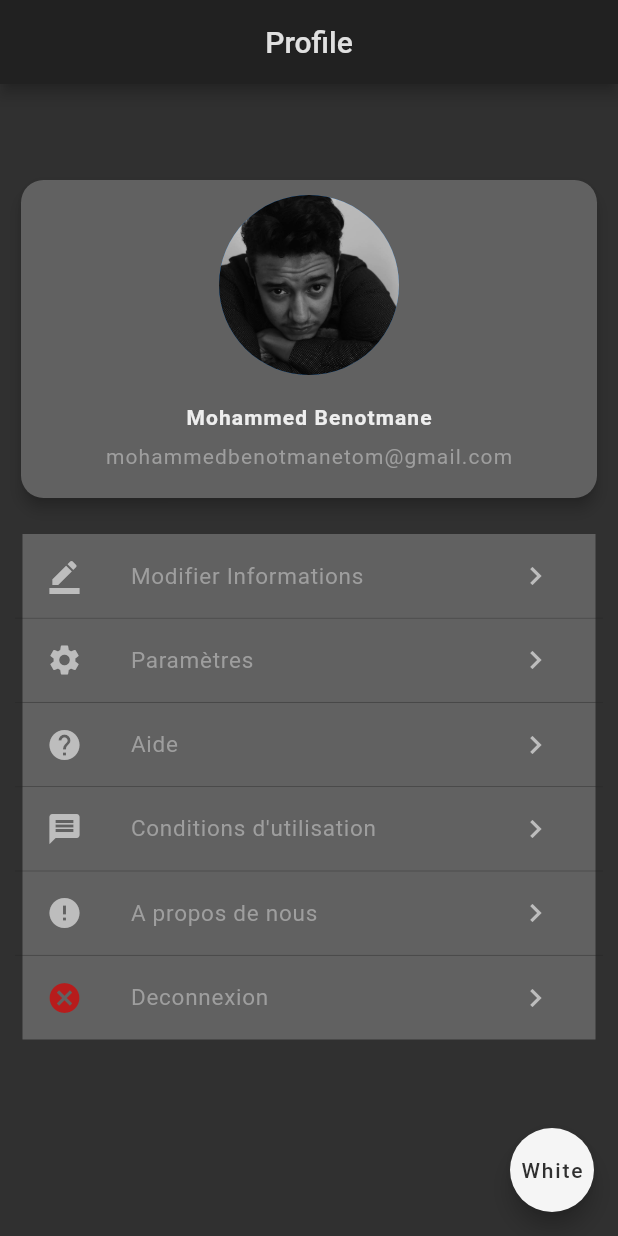
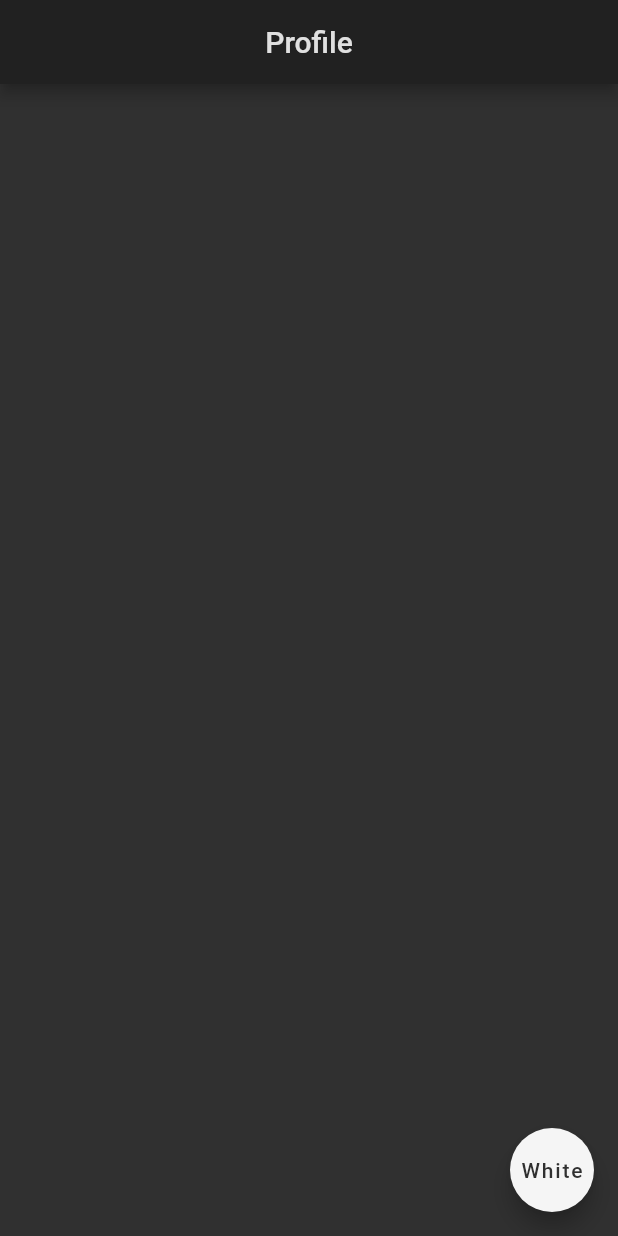
Before and after one commit to Mohammed-Benotmane/Suits-Store-app, a Flutter app: the screen it shows after launch, on a phone screen of 412 x 824 dp. Run offline on Flutter 3.47's test engine with Material 2 defaults, Android fonts, the phone set to English and light mode, and no system bars.

Commit message:
update project

```diff
--- a/lib/main.dart
+++ b/lib/main.dart
@@ -34,13 +34,11 @@ class _ProfileState extends State<Profile> {
       floatingActionButton: FloatingActionButton(
         child: pressed ?Text('White', style: TextStyle(color: Colors.grey[850]),):Text('Dark'),
         backgroundColor: pressed ?Colors.grey[100]:Colors.grey[850],
-        onPressed: () {
-          setState(() {
-            pressed = !pressed;
-          });
-        },
+        onPressed: () => setState(() => pressed = !pressed),
       ),
-      body: Padding(
+      body:
+      pressed ? SizedBox() :
+      Padding(
         padding: const EdgeInsets.all(10.0),
         child: Column(
           crossAxisAlignment: CrossAxisAlignment.stretch,
```
